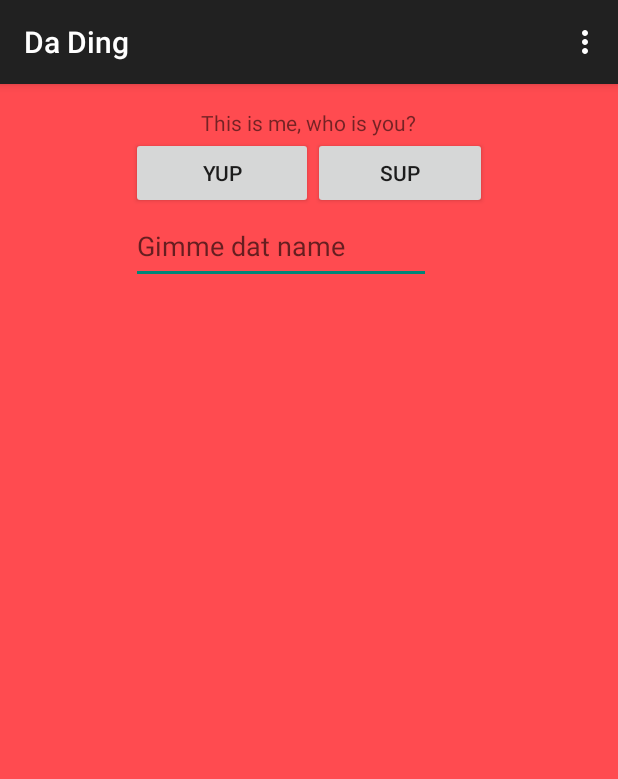
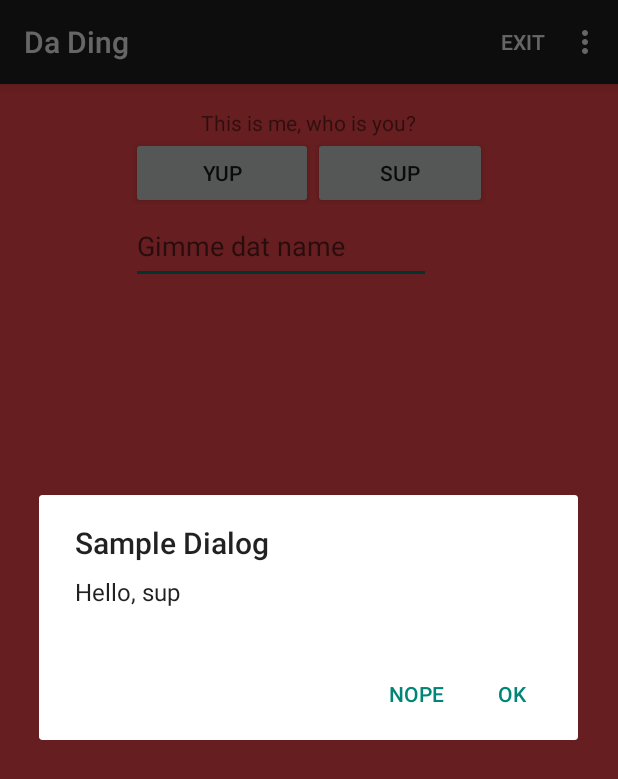
Before and after one commit to grandconjuration/TestApplication, an Android app: the screen it shows after launch (MainActivity), in the options menu, after a tap on "Settings", on a phone screen of 412 x 824 dp. Shown: the top 779 px of the screen. Run offline under Robolectric (Android 15) with nearby library versions, the phone set to English and light mode, and no system bars; 1 statement that could not run was skipped.

Commit message:
Some update with the menu and exit button

```diff
--- a/app/src/main/java/nl/simonwhiteley/myapplication/MainActivity.java
+++ b/app/src/main/java/nl/simonwhiteley/myapplication/MainActivity.java
@@ -1,5 +1,6 @@
 package nl.simonwhiteley.myapplication;
 
+import android.app.DialogFragment;
 import android.support.v7.app.ActionBarActivity;
 import android.os.Bundle;
 import android.view.Menu;
@@ -64,6 +65,14 @@ public class MainActivity extends ActionBarActivity {
 
         //noinspection SimplifiableIfStatement
         if (id == R.id.action_settings) {
+
+            DialogFragment myFragment = new MyDialogFragment();
+
+            myFragment.show(getFragmentManager(), "wtf");
+
+            return true;
+        } else if (id == R.id.exit_the_app) {
+            finish();
             return true;
         }
 
--- /dev/null
+++ b/app/src/main/java/nl/simonwhiteley/myapplication/MyDialogFragment.java
@@ -0,0 +1,40 @@
+package nl.simonwhiteley.myapplication;
+
+import android.app.AlertDialog;
+import android.app.Dialog;
+import android.app.DialogFragment;
+import android.content.DialogInterface;
+import android.os.Bundle;
+import android.widget.Toast;
+
+/**
+ * Created by simon_000 on 6-2-2015.
+ */
+public class MyDialogFragment extends DialogFragment {
+
+    @Override
+    public Dialog onCreateDialog(Bundle savedInstanceState) {
+
+        AlertDialog.Builder theDialog = new AlertDialog.Builder(getActivity());
+
+        theDialog.setTitle("Sample Dialog");
+
+        theDialog.setMessage("Hello, sup");
+
+        theDialog.setPositiveButton("Ok",  new DialogInterface.OnClickListener() {
+            @Override
+            public void onClick(DialogInterface dialog, int which) {
+                Toast.makeText(getActivity(), "Clicked ok", Toast.LENGTH_SHORT).show();
+            }
+        });
+
+        theDialog.setNegativeButton("Nope", new DialogInterface.OnClickListener() {
+            @Override
+            public void onClick(DialogInterface dialog, int which) {
+                Toast.makeText(getActivity(), "Clicked nope", Toast.LENGTH_SHORT).show();
+            }
+        });
+
+        return theDialog.create();
+    }
+}
--- a/app/src/main/res/menu/menu_main.xml
+++ b/app/src/main/res/menu/menu_main.xml
@@ -1,6 +1,10 @@
 <menu xmlns:android="http://schemas.android.com/apk/res/android"
     xmlns:app="http://schemas.android.com/apk/res-auto"
     xmlns:tools="http://schemas.android.com/tools" tools:context=".MainActivity">
-    <item android:id="@+id/action_settings" android:title="@string/action_settings"
+    <item android:id="@+id/action_settings" android:title="Settings"
         android:orderInCategory="100" app:showAsAction="never" />
+    <item android:id="@+id/exit_the_app"
+        android:title="@string/options_exit_text"
+        app:showAsAction="ifRoom|withText"
+        android:orderInCategory="101"/>
 </menu>
--- a/app/src/main/res/values/strings.xml
+++ b/app/src/main/res/values/strings.xml
@@ -8,5 +8,6 @@
     <string name="answer_no">This means no</string>
     <string name="answer_yes">This means yes</string>
     <string name="first_text">This is me, who is you?</string>
+    <string name="options_exit_text">Exit</string>
 
 </resources>
```
Also changed, not shown: app/src/main/res/drawable-hdpi/dot.png (added), 1 other file.
